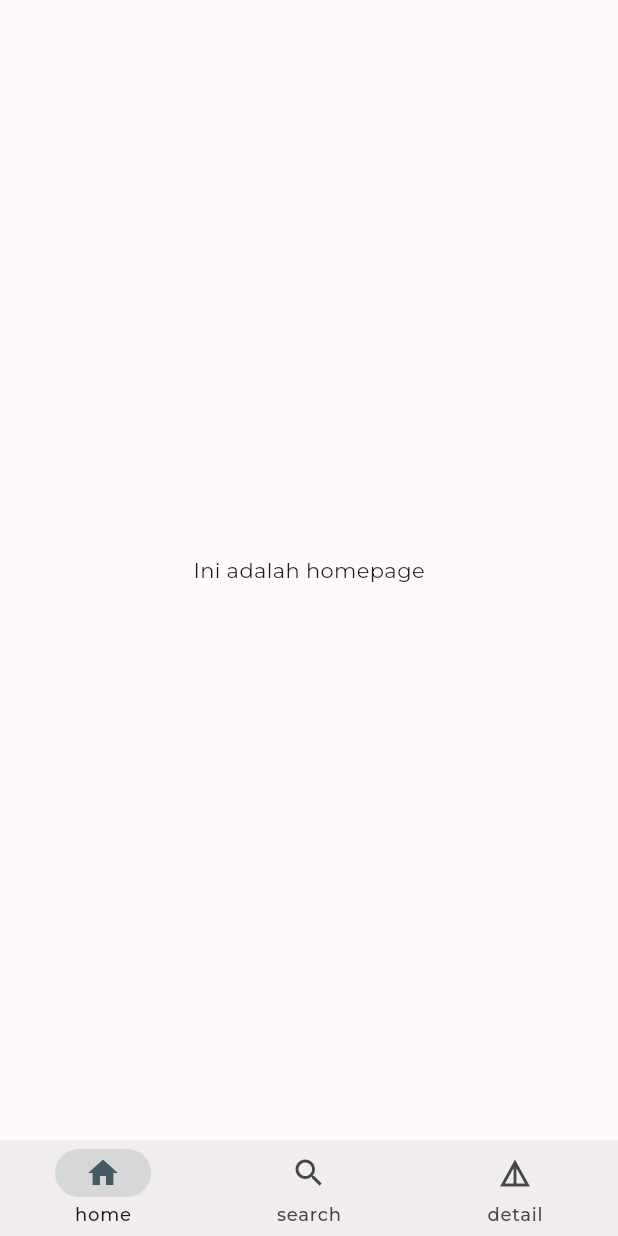
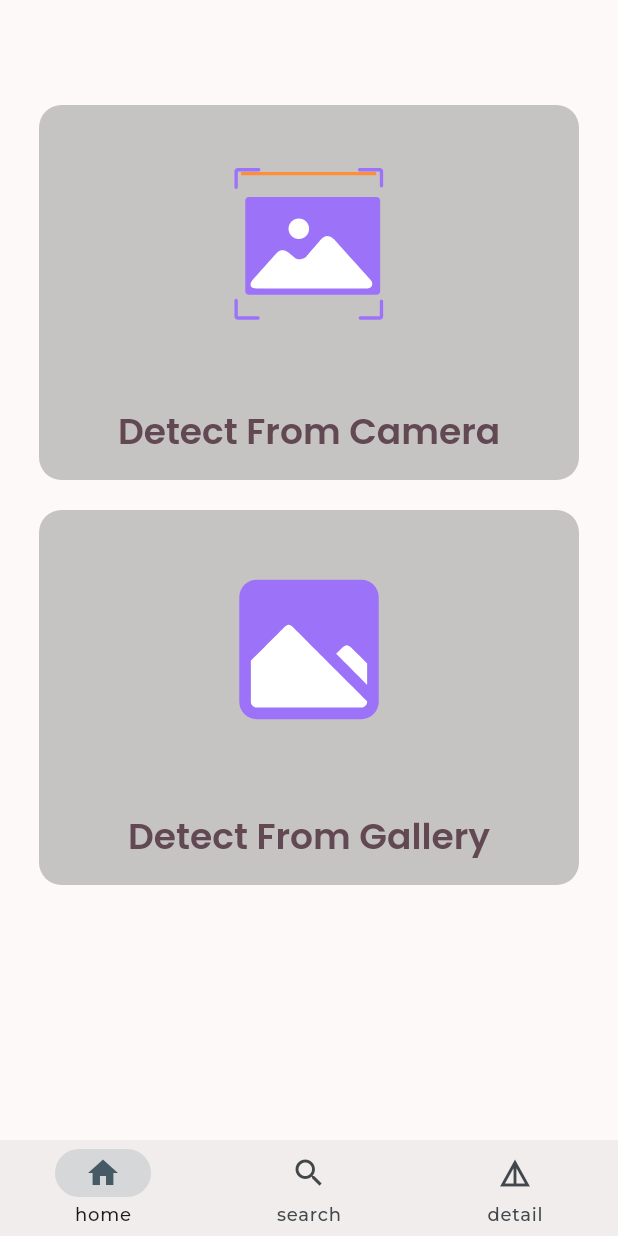
Before and after one commit to sandeeffendi/flutter-machine-learning-submission, a Flutter app: the screen it shows after launch, on a phone screen of 412 x 824 dp. Run offline on Flutter 3.47's test engine with Material 3 defaults, Android fonts, the phone set to English and light mode, and no system bars; our stand-ins replace camera, google_fonts, lottie; missing offline and left inert: tflite_flutter.

Commit message:
(feat/image_classification) wip: create UI for image classication feature

```diff
--- a/lib/app/app_router.dart
+++ b/lib/app/app_router.dart
@@ -1,10 +1,14 @@
 import 'package:flutter/material.dart';
 import 'package:image_identification_submisison_app/app/main_screen.dart';
 import 'package:image_identification_submisison_app/app/splash_screen.dart';
+import 'package:image_identification_submisison_app/features/camera/camera_page.dart';
+import 'package:image_identification_submisison_app/features/gallery/gallery_page.dart';
 
 class AppRouter {
   static const String main = '/main';
   static const String splash = '/splash';
+  static const String camera = '/camera';
+  static const String gallery = '/gallery';
 
   static Route<dynamic> generateRouter(RouteSettings settings) {
     switch (settings.name) {
@@ -12,6 +16,10 @@ class AppRouter {
         return MaterialPageRoute(builder: (_) => MainScreen());
       case splash:
         return MaterialPageRoute(builder: (_) => SplashScreen());
+      case camera:
+        return MaterialPageRoute(builder: (_) => CameraPage());
+      case gallery:
+        return MaterialPageRoute(builder: (_) => GalleryPage());
       default:
         return MaterialPageRoute(
           builder: (_) =>
--- a/lib/core/theme/app_theme.dart
+++ b/lib/core/theme/app_theme.dart
@@ -9,7 +9,7 @@ class MaterialTheme {
     return const ColorScheme(
       brightness: Brightness.light,
       primary: Color(0xff455a65),
-      surfaceTint: Color(0xff4c616c),
+    surfaceTint: Color(0xff4c616c),
       onPrimary: Color(0xffffffff),
       primaryContainer: Color(0xff5d737e),
       onPrimaryContainer: Color(0xffe9f7ff),
--- /dev/null
+++ b/lib/features/camera/camera_page.dart
@@ -0,0 +1,10 @@
+import 'package:flutter/material.dart';
+
+class CameraPage extends StatelessWidget {
+  const CameraPage({super.key});
+
+  @override
+  Widget build(BuildContext context) {
+    return Scaffold(body: Center(child: Text('Ini adalah camera page')));
+  }
+}
--- /dev/null
+++ b/lib/features/gallery/gallery_page.dart
@@ -0,0 +1,10 @@
+import 'package:flutter/material.dart';
+
+class GalleryPage extends StatelessWidget {
+  const GalleryPage({super.key});
+
+  @override
+  Widget build(BuildContext context) {
+    return Scaffold(body: Center(child: Text('Ini adalah gallery page')));
+  }
+}
--- a/lib/features/home/home_page.dart
+++ b/lib/features/home/home_page.dart
@@ -1,10 +1,77 @@
 import 'package:flutter/material.dart';
+import 'package:image_identification_submisison_app/app/app_router.dart';
+import 'package:image_identification_submisison_app/utils/feature_container.dart';
+import 'package:lottie/lottie.dart';
 
 class HomePage extends StatelessWidget {
-  const HomePage({super.key});
+  HomePage({super.key});
+
+  final List<Map<String, dynamic>> _features = [
+    {
+      "name": "Detect From Camera",
+      "iconUrl": "assets/lottie/camera_scanner.json",
+      "path": AppRouter.camera,
+    },
+    {
+      "name": "Detect From Gallery",
+      "iconUrl": "assets/lottie/gallery.json",
+      "path": AppRouter.gallery,
+    },
+  ];
 
   @override
   Widget build(BuildContext context) {
-    return Scaffold(body: Center(child: Text('Ini adalah homepage')));
+    return Scaffold(
+      body: Padding(
+        padding: EdgeInsets.symmetric(horizontal: 16, vertical: 60),
+        child: ListView.builder(
+          itemCount: _features.length,
+          itemBuilder: (BuildContext context, int index) {
+            return Padding(
+              padding: const EdgeInsets.all(10),
+              child: GestureDetector(
+                onTap: () {
+                  Navigator.pushNamed(context, _features[index]['path']);
+                },
+                child: FeatureContainer(
+                  minHeight: 60,
+                  maxHeigth: 250,
+                  minWidth: 60,
+                  maxWidth: 60,
+                  child: Center(
+                    child: Column(
+                      mainAxisAlignment: MainAxisAlignment.center,
+                      children: [
+                        Expanded(
+                          child: Lottie.asset(_features[index]['iconUrl']!),
+                        ),
+                        Padding(
+                          padding: const EdgeInsets.symmetric(
+                            vertical: 16,
+                            horizontal: 16,
+                          ),
+                          child: Text(
+                            _features[index]['name'],
+                            maxLines: 2,
+                            textAlign: TextAlign.center,
+                            style: Theme.of(context).textTheme.headlineSmall
+                                ?.copyWith(
+                                  fontWeight: FontWeight.w600,
+                                  color: Theme.of(
+                                    context,
+                                  ).colorScheme.secondary,
+                                ),
+                          ),
+                        ),
+                      ],
+                    ),
+                  ),
+                ),
+              ),
+            );
+          },
+        ),
+      ),
+    );
   }
 }
--- /dev/null
+++ b/lib/utils/feature_container.dart
@@ -0,0 +1,44 @@
+import 'package:flutter/material.dart';
+
+class FeatureContainer extends StatefulWidget {
+  final double minHeight;
+  final double maxHeigth;
+  final double minWidth;
+  final double maxWidth;
+  final Color boxColor;
+  Widget? child;
+
+  FeatureContainer({
+    super.key,
+    required this.minHeight,
+    required this.maxHeigth,
+    required this.minWidth,
+    required this.maxWidth,
+    this.boxColor = const Color.fromARGB(128, 143, 143, 143),
+    this.child,
+  });
+
+  @override
+  State<FeatureContainer> createState() => _FeatureContainerState();
+}
+
+class _FeatureContainerState extends State<FeatureContainer> {
+  @override
+  Widget build(BuildContext context) {
+    return ConstrainedBox(
+      constraints: BoxConstraints(
+        minHeight: widget.minHeight,
+        minWidth: widget.minWidth,
+        maxHeight: widget.maxHeigth,
+        maxWidth: widget.maxWidth,
+      ),
+      child: Container(
+        decoration: BoxDecoration(
+          color: widget.boxColor,
+          borderRadius: BorderRadius.circular(15),
+        ),
+        child: widget.child,
+      ),
+    );
+  }
+}
--- a/pubspec.yaml
+++ b/pubspec.yaml
@@ -69,6 +69,8 @@ flutter:
   assets:
     - assets/models/
     - assets/lottie/splash_animation.json
+    - assets/lottie/camera_scanner.json
+    - assets/lottie/gallery.json
   #   - images/a_dot_ham.jpeg
 
   # An image asset can refer to one or more resolution-specific "variants", see
```
Also changed, not shown: assets/lottie/camera_scanner.json (added, +1 -0 lines), assets/lottie/gallery.json (added, +1 -0 lines).
